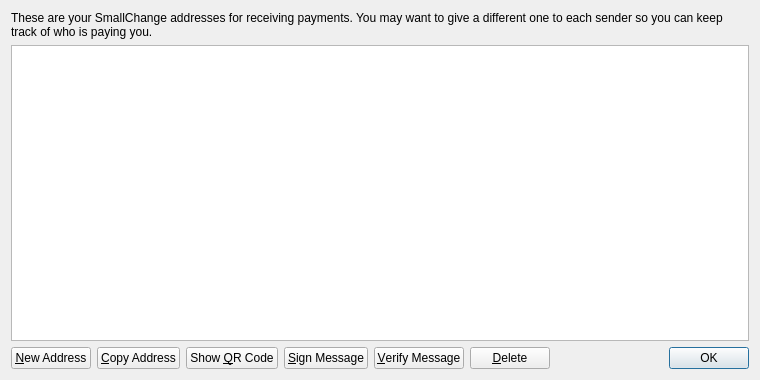
Before: the Qt Designer form src/qt/forms/addressbookpage.ui in GhostLion/GameCoin, drawn with Qt 5.
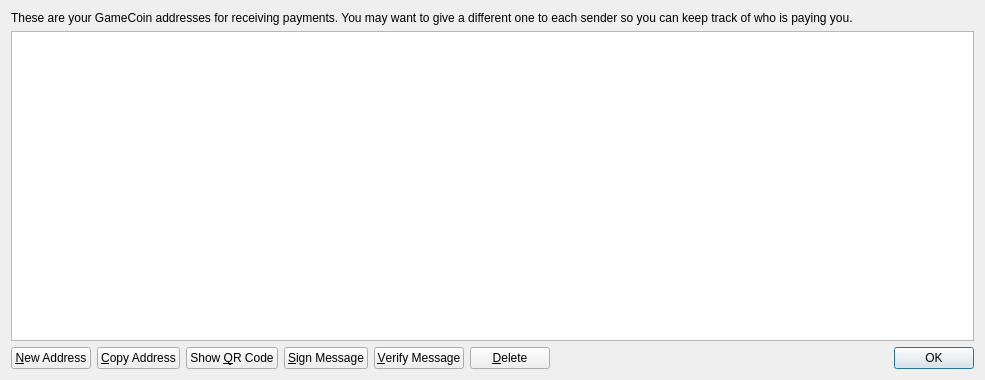
After: the same form once the commit is applied. Icons and pictures are not drawn.

```diff
--- a/src/qt/forms/addressbookpage.ui
+++ b/src/qt/forms/addressbookpage.ui
@@ -6,7 +6,7 @@
    <rect>
     <x>0</x>
     <y>0</y>
-    <width>760</width>
+    <width>985</width>
     <height>380</height>
    </rect>
   </property>
@@ -17,7 +17,7 @@
    <item>
     <widget class="QLabel" name="labelExplanation">
      <property name="text">
-      <string>These are your SmallChange addresses for receiving payments. You may want to give a different one to each sender so you can keep track of who is paying you.</string>
+      <string>These are your GameCoin addresses for receiving payments. You may want to give a different one to each sender so you can keep track of who is paying you.</string>
      </property>
      <property name="textFormat">
       <enum>Qt::PlainText</enum>
```
